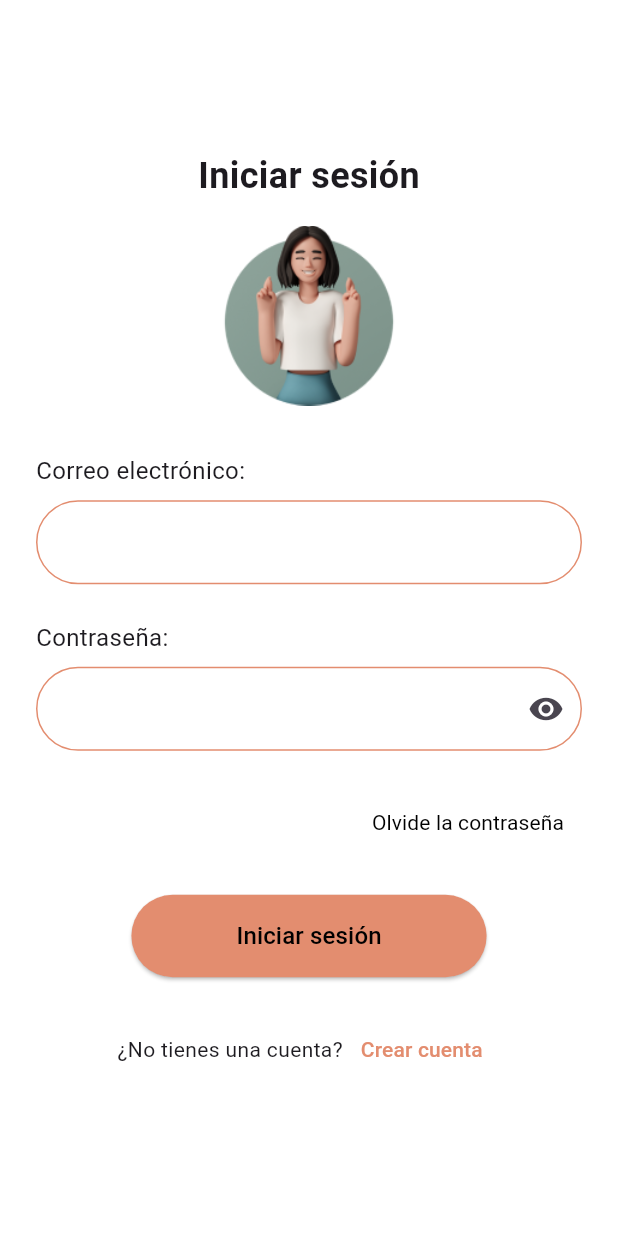
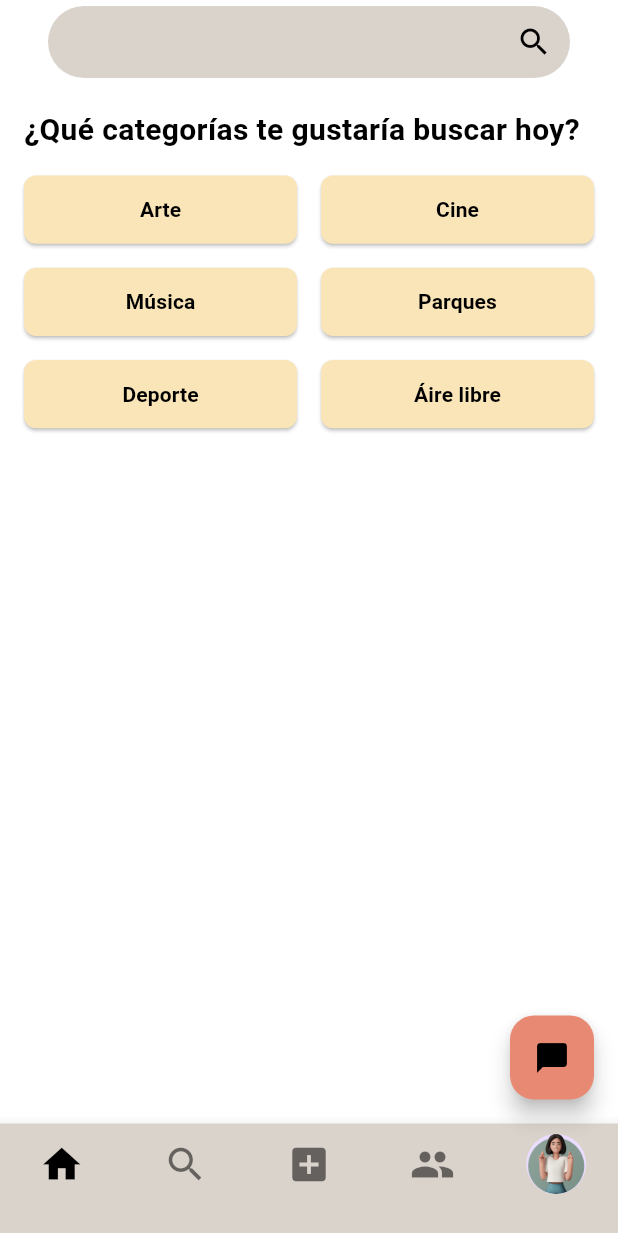
Before and after one commit to BlackRubick/Wander-Rush-Front-End, a Flutter app: the LoginPage screen opened by its route, after a tap on "Iniciar sesión", on a phone screen of 412 x 824 dp. Shown: the top 1233 px of the screen. Run offline on Flutter 3.47's test engine with Material 3 defaults, Android fonts, the light colour scheme and no system bars; our stand-ins replace shared_preferences; accounts and stored records are empty.

Commit message:
I added 2 more views , the home_screen and chatbot_screen , the chatbot is functional with geminis;2

```diff
--- /dev/null
+++ b/wanderrush/lib/Screens/home.dart
@@ -0,0 +1,132 @@
+import 'package:flutter/material.dart';
+import 'package:wanderrush/screens/chatbot.dart'; // Importa la pantalla del chatbot
+
+class Home extends StatelessWidget {
+  const Home({Key? key}) : super(key: key);
+
+  @override
+  Widget build(BuildContext context) {
+    return Scaffold(
+      backgroundColor: Colors.white,
+      appBar: AppBar(
+        automaticallyImplyLeading: false,
+        backgroundColor: Colors.white,
+        elevation: 0,
+        title: Padding(
+          padding: const EdgeInsets.symmetric(horizontal: 16.0),
+          child: Container(
+            decoration: BoxDecoration(
+              color: Color(0xFFDAD3CC),
+              borderRadius: BorderRadius.circular(30),
+            ),
+            child: TextField(
+              decoration: InputDecoration(
+                border: InputBorder.none,
+                contentPadding: const EdgeInsets.all(10.0),
+                suffixIcon: Icon(Icons.search, color: Colors.black),
+              ),
+            ),
+          ),
+        ),
+      ),
+      body: Padding(
+        padding: const EdgeInsets.all(16.0),
+        child: Column(
+          crossAxisAlignment: CrossAxisAlignment.start,
+          children: [
+            Text(
+              '¿Qué categorías te gustaría buscar hoy?',
+              style: TextStyle(
+                fontSize: 20,
+                fontWeight: FontWeight.bold,
+                color: Colors.black,
+              ),
+            ),
+            SizedBox(height: 16.0),
+            Expanded(
+              child: GridView.count(
+                crossAxisCount: 2,
+                childAspectRatio: 4,
+                crossAxisSpacing: 16.0,
+                mainAxisSpacing: 16.0,
+                children: [
+                  _buildCategoryButton('Arte'),
+                  _buildCategoryButton('Cine'),
+                  _buildCategoryButton('Música'),
+                  _buildCategoryButton('Parques'),
+                  _buildCategoryButton('Deporte'),
+                  _buildCategoryButton('Áire libre'),
+                ],
+              ),
+            ),
+          ],
+        ),
+      ),
+      floatingActionButton: FloatingActionButton(
+        onPressed: () {
+          Navigator.pushNamed(context, '/chatbot'); // Cambiar a la ruta del chatbot
+        },
+        backgroundColor: Color(0xFFE88A73),
+        child: Icon(Icons.chat_bubble, color: Colors.black),
+      ),
+      bottomNavigationBar: BottomNavigationBar(
+        type: BottomNavigationBarType.fixed,
+        backgroundColor: Color(0xFFDAD3CC),
+        items: const [
+          BottomNavigationBarItem(
+            icon: Icon(Icons.home),
+            label: '',
+          ),
+          BottomNavigationBarItem(
+            icon: Icon(Icons.search),
+            label: '',
+          ),
+          BottomNavigationBarItem(
+            icon: Icon(Icons.add_box),
+            label: '',
+          ),
+          BottomNavigationBarItem(
+            icon: Icon(Icons.people),
+            label: '',
+          ),
+          BottomNavigationBarItem(
+            icon: CircleAvatar(
+              backgroundImage: AssetImage('assets/images/avatar.png'),
+              radius: 20,
+            ),
+            label: '',
+          ),
+        ],
+        currentIndex: 0,
+        selectedItemColor: Colors.black,
+        unselectedItemColor: Colors.black54,
+        iconSize: 30,
+        onTap: (index) {
+          // Manejar la navegación de la barra inferior aquí
+        },
+      ),
+    );
+  }
+
+  Widget _buildCategoryButton(String text) {
+    return ElevatedButton(
+      onPressed: () {
+        // Acción para cada categoría
+      },
+      style: ElevatedButton.styleFrom(
+        backgroundColor: Color(0xFFF9E5B8),
+        padding: const EdgeInsets.symmetric(horizontal: 16.0, vertical: 12.0),
+        shape: RoundedRectangleBorder(
+          borderRadius: BorderRadius.circular(8.0),
+        ),
+      ),
+      child: Text(
+        text,
+        style: TextStyle(
+          color: Colors.black,
+          fontWeight: FontWeight.bold,
+        ),
+      ),
+    );
+  }
+}
--- a/wanderrush/lib/Screens/login.dart
+++ b/wanderrush/lib/Screens/login.dart
@@ -1,4 +1,6 @@
 import 'package:flutter/material.dart';
+import 'package:http/http.dart' as http;
+import 'dart:convert';
 
 class LoginPage extends StatelessWidget {
   const LoginPage({Key? key}) : super(key: key);
@@ -112,6 +114,7 @@ class LoginPage extends StatelessWidget {
                 const SizedBox(height: 24),
                 ElevatedButton(
                   onPressed: () {
+                    Navigator.pushNamed(context, '/home');
 
                   },
                   style: ElevatedButton.styleFrom(
@@ -136,7 +139,7 @@ class LoginPage extends StatelessWidget {
                     const Text('¿No tienes una cuenta?'),
                     TextButton(
                       onPressed: () {
-                        Navigator.pushNamed(context, '/register'); /
+                        Navigator.pushNamed(context, '/register');
                       },
                       child: const Text(
                         'Crear cuenta',
--- a/wanderrush/pubspec.yaml
+++ b/wanderrush/pubspec.yaml
@@ -30,10 +30,9 @@ environment:
 dependencies:
   flutter:
     sdk: flutter
+  http: any
+  shared_preferences: ^2.0.13
 
-
-  # The following adds the Cupertino Icons font to your application.
-  # Use with the CupertinoIcons class for iOS style icons.
   cupertino_icons: ^1.0.8
 
 dev_dependencies:
```
Also changed, not shown: wanderrush/lib/Screens/chatbot.dart (added, +199 -0 lines), wanderrush/lib/Screens/historyscreen.dart (added, +35 -0 lines), wanderrush/lib/main.dart (+9 -2 lines), wanderrush/pubspec.lock, 7 other files.
